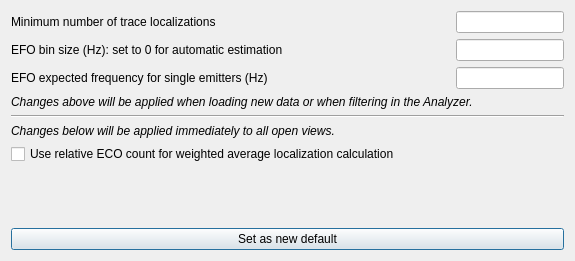
First picture: the form in pyminflux/ui/options.ui, repository bsse-scf/pyMINFLUX, before the edit.
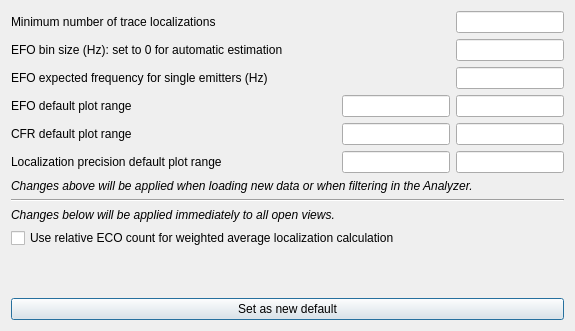
Second picture: the form after the edit.

Commit message:
Include setting for default histogram x ranges on the Analyzer.
Refs #53

What changed in the file:
```diff
--- a/pyminflux/ui/options.ui
+++ b/pyminflux/ui/options.ui
@@ -7,7 +7,7 @@
     <x>0</x>
     <y>0</y>
     <width>575</width>
-    <height>261</height>
+    <height>331</height>
    </rect>
   </property>
   <property name="windowTitle">
@@ -49,20 +49,106 @@
     </layout>
    </item>
    <item row="6" column="0">
-    <widget class="QCheckBox" name="cbWeightAvgLocByECO">
+    <widget class="QLabel" name="lbInfo">
+     <property name="font">
+      <font>
+       <italic>true</italic>
+      </font>
+     </property>
      <property name="text">
-      <string>Use relative ECO count for weighted average localization calculation</string>
+      <string>Changes above will be applied when loading new data or when filtering in the Analyzer.</string>
      </property>
     </widget>
    </item>
+   <item row="3" column="0">
+    <layout class="QHBoxLayout" name="hlEFORange">
+     <item>
+      <widget class="QLabel" name="lbEFORange">
+       <property name="text">
+        <string>EFO default plot range</string>
+       </property>
+      </widget>
+     </item>
+     <item>
+      <spacer name="hsEFORange">
+       <property name="orientation">
+        <enum>Qt::Horizontal</enum>
+       </property>
+       <property name="sizeHint" stdset="0">
+        <size>
+         <width>40</width>
+         <height>20</height>
+        </size>
+       </property>
+      </spacer>
+     </item>
+     <item>
+      <widget class="QLineEdit" name="leEFORangeMin">
+       <property name="sizePolicy">
+        <sizepolicy hsizetype="Minimum" vsizetype="Fixed">
+         <horstretch>0</horstretch>
+         <verstretch>0</verstretch>
+        </sizepolicy>
+       </property>
+      </widget>
+     </item>
+     <item>
+      <widget class="QLineEdit" name="leEFORangeMax">
+       <property name="sizePolicy">
+        <sizepolicy hsizetype="Minimum" vsizetype="Fixed">
+         <horstretch>0</horstretch>
+         <verstretch>0</verstretch>
+        </sizepolicy>
+       </property>
+      </widget>
+     </item>
+    </layout>
+   </item>
    <item row="4" column="0">
-    <widget class="Line" name="line">
-     <property name="orientation">
-      <enum>Qt::Horizontal</enum>
-     </property>
-    </widget>
+    <layout class="QHBoxLayout" name="hlCFRRange">
+     <item>
+      <widget class="QLabel" name="lbCFRRange">
+       <property name="text">
+        <string>CFR default plot range</string>
+       </property>
+      </widget>
+     </item>
+     <item>
+      <spacer name="hsCFRRange">
+       <property name="orientation">
+        <enum>Qt::Horizontal</enum>
+       </property>
+       <property name="sizeHint" stdset="0">
+        <size>
+         <width>40</width>
+         <height>20</height>
+        </size>
+       </property>
+      </spacer>
+     </item>
+     <item>
+      <widget class="QLineEdit" name="leCFRRangeMin">
+       <property name="sizePolicy">
+        <sizepolicy hsizetype="Minimum" vsizetype="Fixed">
+         <horstretch>0</horstretch>
+         <verstretch>0</verstretch>
+        </sizepolicy>
+       </property>
+      </widget>
+     </item>
+     <item>
+      <widget class="QLineEdit" name="leCFRRangeMax">
+       <property name="sizePolicy">
+        <sizepolicy hsizetype="Minimum" vsizetype="Fixed">
+         <horstretch>0</horstretch>
+         <verstretch>0</verstretch>
+        </sizepolicy>
+       </property>
+      </widget>
+     </item>
+    </layout>
    </item>
-   <item row="5" column="0">
+   <item row="8" column="0">
     <widget class="QLabel" name="lbInfoImmediate">
      <property name="font">
       <font>
@@ -74,15 +160,17 @@
      </property>
     </widget>
    </item>
-   <item row="3" column="0">
-    <widget class="QLabel" name="lbInfo">
-     <property name="font">
-      <font>
-       <italic>true</italic>
-      </font>
+   <item row="9" column="0">
+    <widget class="QCheckBox" name="cbWeightAvgLocByECO">
+     <property name="text">
+      <string>Use relative ECO count for weighted average localization calculation</string>
      </property>
+    </widget>
+   </item>
+   <item row="11" column="0">
+    <widget class="QPushButton" name="pbSetDefault">
      <property name="text">
-      <string>Changes above will be applied when loading new data or when filtering in the Analyzer.</string>
+      <string>Set as new default</string>
      </property>
     </widget>
    </item>
@@ -121,6 +209,13 @@
     </layout>
    </item>
    <item row="7" column="0">
+    <widget class="Line" name="line">
+     <property name="orientation">
+      <enum>Qt::Horizontal</enum>
+     </property>
+    </widget>
+   </item>
+   <item row="10" column="0">
     <spacer name="verticalSpacer">
      <property name="orientation">
       <enum>Qt::Vertical</enum>
@@ -167,12 +262,49 @@
      </item>
     </layout>
    </item>
-   <item row="8" column="0">
-    <widget class="QPushButton" name="pbSetDefault">
-     <property name="text">
-      <string>Set as new default</string>
-     </property>
-    </widget>
+   <item row="5" column="0">
+    <layout class="QHBoxLayout" name="hlLocPrecRange">
+     <item>
+      <widget class="QLabel" name="lbLocPrecRange">
+       <property name="text">
+        <string>Localization precision default plot range</string>
+       </property>
+      </widget>
+     </item>
+     <item>
+      <spacer name="hsLocPrecRange">
+       <property name="orientation">
+        <enum>Qt::Horizontal</enum>
+       </property>
+       <property name="sizeHint" stdset="0">
+        <size>
+         <width>40</width>
+         <height>20</height>
+        </size>
+       </property>
+      </spacer>
+     </item>
+     <item>
+      <widget class="QLineEdit" name="leLocPrecRangeMin">
+       <property name="sizePolicy">
+        <sizepolicy hsizetype="Minimum" vsizetype="Fixed">
+         <horstretch>0</horstretch>
+         <verstretch>0</verstretch>
+        </sizepolicy>
+       </property>
+      </widget>
+     </item>
+     <item>
+      <widget class="QLineEdit" name="leLocPrecRangeMax">
+       <property name="sizePolicy">
+        <sizepolicy hsizetype="Minimum" vsizetype="Fixed">
+         <horstretch>0</horstretch>
+         <verstretch>0</verstretch>
+        </sizepolicy>
+       </property>
+      </widget>
+     </item>
+    </layout>
    </item>
   </layout>
  </widget>
```
Left out of the diff: 105 changed lines with no effect on the pictures. The commit also changes 8 other files.
